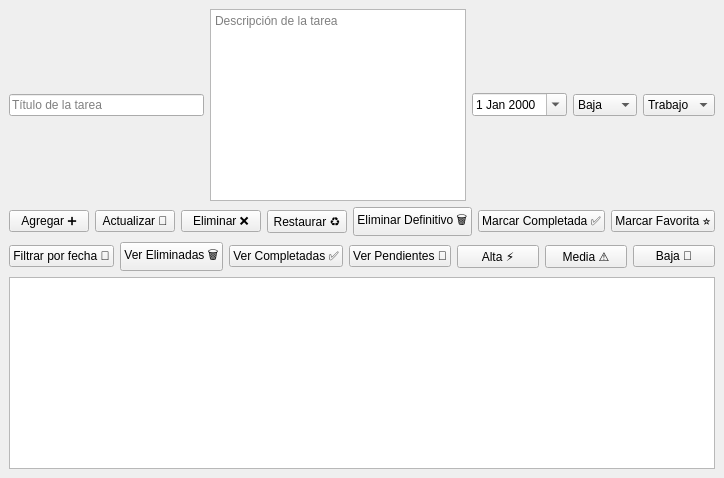
First picture: the form in src/todo_app/ui/main_window.ui, repository MartinezJhef/ToDoList, before the edit.
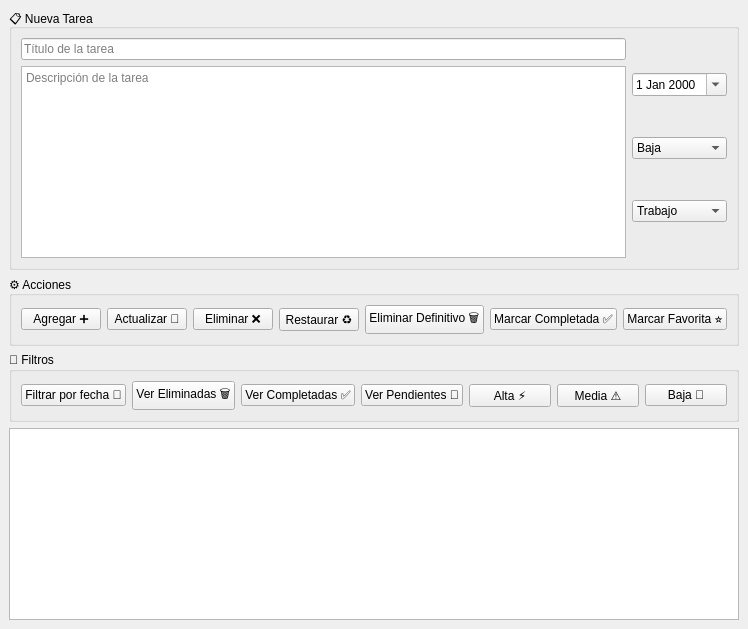
Second picture: the form after the edit.

Commit message: Nueva Estructura GUI y Agrego Funcionalidades

```diff
--- a/src/todo_app/ui/main_window.ui
+++ b/src/todo_app/ui/main_window.ui
@@ -10,9 +10,15 @@
 
     <!-- 🔹 Sección de entrada de datos -->
     <item>
-     <layout class="QHBoxLayout" name="horizontalInputLayout">
+     <widget class="QGroupBox" name="group_input">
+      <property name="title">
+       <string>📋 Nueva Tarea</string>
+      </property>
+      <layout class="QHBoxLayout" name="formInputLayout">
 
-      <!-- Título -->
+       <!-- Columna Izquierda -->
+       <item>
+        <layout class="QVBoxLayout" name="leftInputLayout">
       <item>
        <widget class="QLineEdit" name="input_title">
         <property name="placeholderText">
@@ -20,8 +26,6 @@
         </property>
        </widget>
       </item>
-
-      <!-- Descripción -->
       <item>
        <widget class="QTextEdit" name="input_description">
         <property name="placeholderText">
@@ -29,8 +33,12 @@
         </property>
        </widget>
       </item>
+        </layout>
+       </item>
 
-      <!-- Fecha de vencimiento -->
+       <!-- Columna Derecha -->
+       <item>
+        <layout class="QVBoxLayout" name="rightInputLayout">
       <item>
        <widget class="QDateEdit" name="input_due_date">
         <property name="calendarPopup">
@@ -38,8 +46,6 @@
         </property>
        </widget>
       </item>
-
-      <!-- Prioridad -->
       <item>
        <widget class="QComboBox" name="input_priority">
         <property name="toolTip">
@@ -50,8 +56,6 @@
         <item><property name="text"><string>Alta</string></property></item>
        </widget>
       </item>
-
-      <!-- Categoría -->
       <item>
        <widget class="QComboBox" name="input_category">
         <property name="toolTip">
@@ -62,106 +66,47 @@
         <item><property name="text"><string>Estudio</string></property></item>
        </widget>
       </item>
+        </layout>
+       </item>
 
      </layout>
+     </widget>
     </item>
 
     <!-- 🔹 Botones de acciones -->
     <item>
+     <widget class="QGroupBox" name="group_actions">
+      <property name="title">
+       <string>⚙️ Acciones</string>
+      </property>
      <layout class="QHBoxLayout" name="buttonLayout">
-
-      <item>
-       <widget class="QPushButton" name="btn_add">
-        <property name="text"><string>Agregar ➕</string></property>
-       </widget>
-      </item>
-
-      <item>
-       <widget class="QPushButton" name="btn_update">
-        <property name="text"><string>Actualizar 🔄</string></property>
-       </widget>
-      </item>
-
-      <item>
-       <widget class="QPushButton" name="btn_delete">
-        <property name="text"><string>Eliminar ❌</string></property>
-       </widget>
-      </item>
-
-      <item>
-       <widget class="QPushButton" name="btn_restore">
-        <property name="text"><string>Restaurar ♻️</string></property>
-       </widget>
-      </item>
-
-      <item>
-       <widget class="QPushButton" name="btn_delete_forever">
-        <property name="text"><string>Eliminar Definitivo 🗑️</string></property>
-       </widget>
-      </item>
-
-      <item>
-       <widget class="QPushButton" name="btn_complete">
-        <property name="text"><string>Marcar Completada ✅</string></property>
-       </widget>
-      </item>
-
-      <item>
-       <widget class="QPushButton" name="btn_favorite">
-        <property name="text"><string>Marcar Favorita ⭐</string></property>
-       </widget>
-      </item>
-
-     </layout>
+       <item><widget class="QPushButton" name="btn_add"><property name="text"><string>Agregar ➕</string></property></widget></item>
+       <item><widget class="QPushButton" name="btn_update"><property name="text"><string>Actualizar 🔄</string></property></widget></item>
+       <item><widget class="QPushButton" name="btn_delete"><property name="text"><string>Eliminar ❌</string></property></widget></item>
+       <item><widget class="QPushButton" name="btn_restore"><property name="text"><string>Restaurar ♻️</string></property></widget></item>
+       <item><widget class="QPushButton" name="btn_delete_forever"><property name="text"><string>Eliminar Definitivo 🗑️</string></property></widget></item>
+       <item><widget class="QPushButton" name="btn_complete"><property name="text"><string>Marcar Completada ✅</string></property></widget></item>
+       <item><widget class="QPushButton" name="btn_favorite"><property name="text"><string>Marcar Favorita ⭐</string></property></widget></item>
+      </layout>
+     </widget>
     </item>
 
-    <!-- 🔹 Filtro por fecha + filtros avanzados -->
+    <!-- 🔹 Filtros -->
     <item>
+     <widget class="QGroupBox" name="group_filters">
+      <property name="title">
+       <string>🔎 Filtros</string>
+      </property>
      <layout class="QHBoxLayout" name="filterLayout">
-
-      <item>
-       <widget class="QPushButton" name="btn_filter">
-        <property name="text"><string>Filtrar por fecha 📆</string></property>
-       </widget>
-      </item>
-
-      <item>
-       <widget class="QPushButton" name="btn_show_deleted">
-        <property name="text"><string>Ver Eliminadas 🗑️</string></property>
-       </widget>
-      </item>
-
-      <item>
-       <widget class="QPushButton" name="btn_show_completed">
-        <property name="text"><string>Ver Completadas ✅</string></property>
-       </widget>
-      </item>
-
-      <item>
-       <widget class="QPushButton" name="btn_show_pending">
-        <property name="text"><string>Ver Pendientes 🔴</string></property>
-       </widget>
-      </item>
-
-      <item>
-       <widget class="QPushButton" name="btn_show_high">
-        <property name="text"><string>Alta ⚡</string></property>
-       </widget>
-      </item>
-
-      <item>
-       <widget class="QPushButton" name="btn_show_medium">
-        <property name="text"><string>Media ⚠️</string></property>
-       </widget>
-      </item>
-
-      <item>
-       <widget class="QPushButton" name="btn_show_low">
-        <property name="text"><string>Baja 🐢</string></property>
-       </widget>
-      </item>
-
-     </layout>
+       <item><widget class="QPushButton" name="btn_filter"><property name="text"><string>Filtrar por fecha 📆</string></property></widget></item>
+       <item><widget class="QPushButton" name="btn_show_deleted"><property name="text"><string>Ver Eliminadas 🗑️</string></property></widget></item>
+       <item><widget class="QPushButton" name="btn_show_completed"><property name="text"><string>Ver Completadas ✅</string></property></widget></item>
+       <item><widget class="QPushButton" name="btn_show_pending"><property name="text"><string>Ver Pendientes 🔴</string></property></widget></item>
+       <item><widget class="QPushButton" name="btn_show_high"><property name="text"><string>Alta ⚡</string></property></widget></item>
+       <item><widget class="QPushButton" name="btn_show_medium"><property name="text"><string>Media ⚠️</string></property></widget></item>
+       <item><widget class="QPushButton" name="btn_show_low"><property name="text"><string>Baja 🐢</string></property></widget></item>
+      </layout>
+     </widget>
     </item>
 
     <!-- 🔹 Lista de tareas -->
```
Left out of the diff: 2 changed lines with no effect on the pictures. Lines whose indentation alone changed are shown as unchanged. The commit also changes 5 other files.
